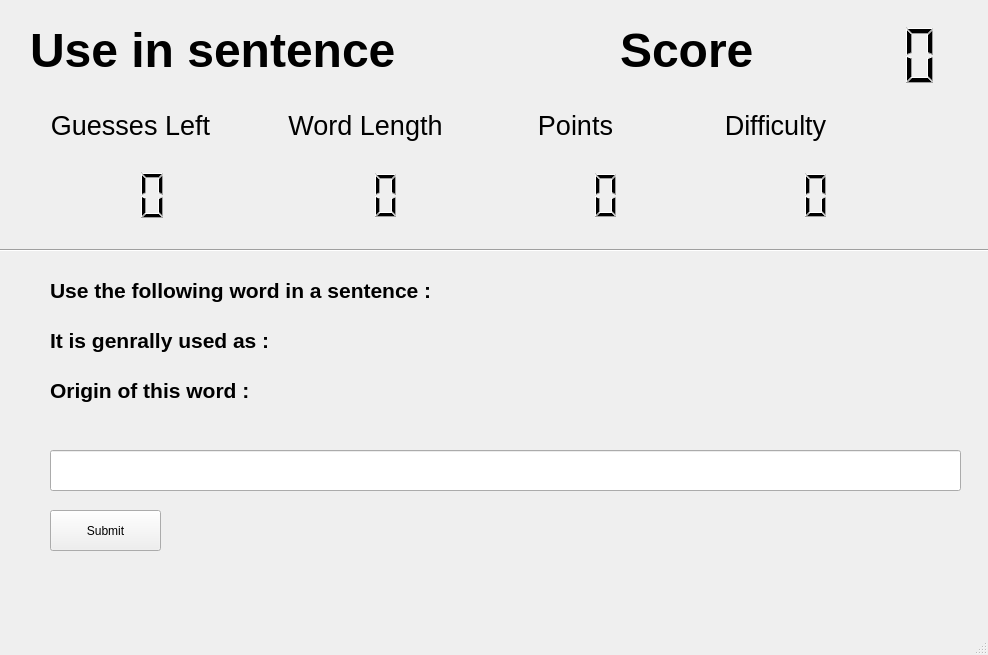
Above: UI/module3.ui from prathameshnetake/BE_Project before the change. Below: the same form after it.
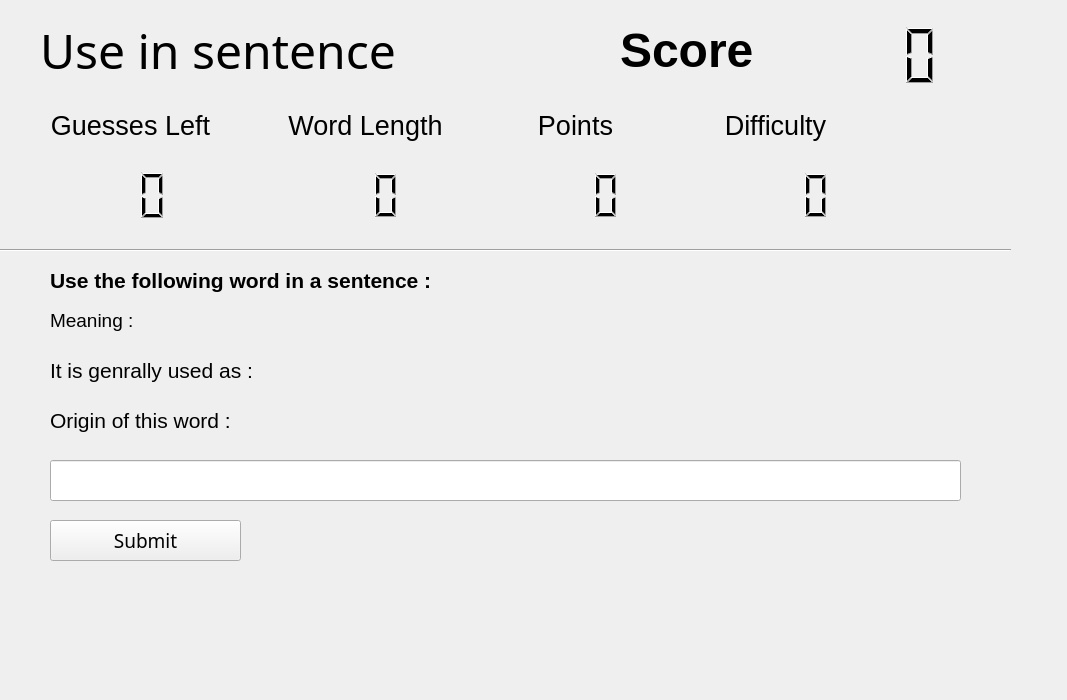
That is the form after the change. Icons and pictures are not drawn.

The edit to the form file:
```diff
--- a/UI/module3.ui
+++ b/UI/module3.ui
@@ -6,13 +6,16 @@
    <rect>
     <x>0</x>
     <y>0</y>
-    <width>988</width>
-    <height>655</height>
+    <width>1067</width>
+    <height>700</height>
    </rect>
   </property>
   <property name="windowTitle">
    <string>MainWindow</string>
   </property>
+  <property name="styleSheet">
+   <string notr="true"/>
+  </property>
   <widget class="QWidget" name="centralwidget">
    <widget class="QLabel" name="score_label">
     <property name="geometry">
@@ -314,7 +317,7 @@
    <widget class="QLabel" name="title">
     <property name="geometry">
      <rect>
-      <x>30</x>
+      <x>40</x>
       <y>20</y>
       <width>451</width>
       <height>61</height>
@@ -322,9 +325,10 @@
     </property>
     <property name="font">
      <font>
+      <family>Lucida Handwriting</family>
       <pointsize>36</pointsize>
-      <weight>75</weight>
-      <bold>true</bold>
+      <weight>50</weight>
+      <bold>false</bold>
      </font>
     </property>
     <property name="text">
@@ -338,16 +342,16 @@
     <property name="geometry">
      <rect>
       <x>50</x>
-      <y>450</y>
+      <y>460</y>
       <width>911</width>
       <height>41</height>
      </rect>
     </property>
     <property name="font">
      <font>
-      <pointsize>20</pointsize>
-      <weight>75</weight>
-      <bold>true</bold>
+      <pointsize>14</pointsize>
+      <weight>50</weight>
+      <bold>false</bold>
      </font>
     </property>
     <property name="contextMenuPolicy">
@@ -358,11 +362,19 @@
     <property name="geometry">
      <rect>
       <x>50</x>
-      <y>510</y>
-      <width>111</width>
+      <y>520</y>
+      <width>191</width>
       <height>41</height>
      </rect>
     </property>
+    <property name="font">
+     <font>
+      <family>Yu Gothic UI Semilight</family>
+      <pointsize>14</pointsize>
+      <weight>50</weight>
+      <bold>false</bold>
+     </font>
+    </property>
     <property name="text">
      <string>Submit</string>
     </property>
@@ -373,25 +385,34 @@
       <x>50</x>
       <y>590</y>
       <width>911</width>
-      <height>41</height>
+      <height>71</height>
      </rect>
     </property>
     <property name="font">
      <font>
-      <pointsize>16</pointsize>
-      <weight>75</weight>
-      <bold>true</bold>
+      <pointsize>14</pointsize>
+      <weight>50</weight>
+      <bold>false</bold>
      </font>
     </property>
+    <property name="styleSheet">
+     <string notr="true">background-color: transparent;</string>
+    </property>
     <property name="text">
      <string/>
     </property>
+    <property name="textFormat">
+     <enum>Qt::RichText</enum>
+    </property>
+    <property name="wordWrap">
+     <bool>true</bool>
+    </property>
    </widget>
    <widget class="QLabel" name="usWord">
     <property name="geometry">
      <rect>
       <x>50</x>
-      <y>270</y>
+      <y>260</y>
       <width>911</width>
       <height>41</height>
      </rect>
@@ -411,7 +432,7 @@
     <property name="geometry">
      <rect>
       <x>50</x>
-      <y>320</y>
+      <y>350</y>
       <width>911</width>
       <height>41</height>
      </rect>
@@ -419,8 +440,8 @@
     <property name="font">
      <font>
       <pointsize>16</pointsize>
-      <weight>75</weight>
-      <bold>true</bold>
+      <weight>50</weight>
+      <bold>false</bold>
      </font>
     </property>
     <property name="text">
@@ -431,7 +452,7 @@
     <property name="geometry">
      <rect>
       <x>50</x>
-      <y>370</y>
+      <y>400</y>
       <width>911</width>
       <height>41</height>
      </rect>
@@ -439,16 +460,75 @@
     <property name="font">
      <font>
       <pointsize>16</pointsize>
-      <weight>75</weight>
-      <bold>true</bold>
+      <weight>50</weight>
+      <bold>false</bold>
      </font>
     </property>
     <property name="text">
      <string>Origin of this word : </string>
     </property>
    </widget>
+   <widget class="QFrame" name="frame">
+    <property name="geometry">
+     <rect>
+      <x>-20</x>
+      <y>-10</y>
+      <width>1101</width>
+      <height>741</height>
+     </rect>
+    </property>
+    <property name="styleSheet">
+     <string notr="true">background-image: url(:/prefix/Pictures/Assets/back4.jpg);</string>
+    </property>
+    <property name="frameShape">
+     <enum>QFrame::StyledPanel</enum>
+    </property>
+    <property name="frameShadow">
+     <enum>QFrame::Raised</enum>
+    </property>
+    <zorder>msg</zorder>
+   </widget>
+   <widget class="QLabel" name="meaning">
+    <property name="geometry">
+     <rect>
+      <x>50</x>
+      <y>300</y>
+      <width>911</width>
+      <height>41</height>
+     </rect>
+    </property>
+    <property name="font">
+     <font>
+      <pointsize>14</pointsize>
+      <weight>50</weight>
+      <bold>false</bold>
+     </font>
+    </property>
+    <property name="text">
+     <string>Meaning : </string>
+    </property>
+   </widget>
+   <zorder>frame</zorder>
+   <zorder>score_label</zorder>
+   <zorder>score</zorder>
+   <zorder>length</zorder>
+   <zorder>guessleft_label</zorder>
+   <zorder>label_5</zorder>
+   <zorder>points</zorder>
+   <zorder>label_6</zorder>
+   <zorder>line</zorder>
+   <zorder>guessLeft</zorder>
+   <zorder>label_4</zorder>
+   <zorder>difficulty</zorder>
+   <zorder>title</zorder>
+   <zorder>input</zorder>
+   <zorder>submit</zorder>
+   <zorder>msg</zorder>
+   <zorder>usWord</zorder>
+   <zorder>usage</zorder>
+   <zorder>orgin</zorder>
+   <zorder>meaning</zorder>
   </widget>
-  <widget class="QStatusBar" name="statusbar"/>
  </widget>
  <resources/>
  <connections/>
```
Left out of the diff: 4 changed lines with no effect on the pictures.
